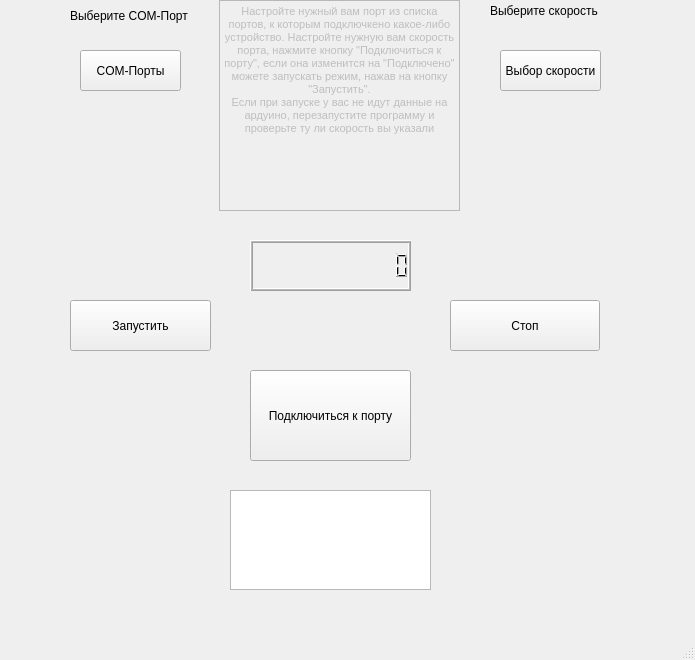
Above: int.ui from Obukhov-Artem/treadmill before the change. Below: the same form after it.
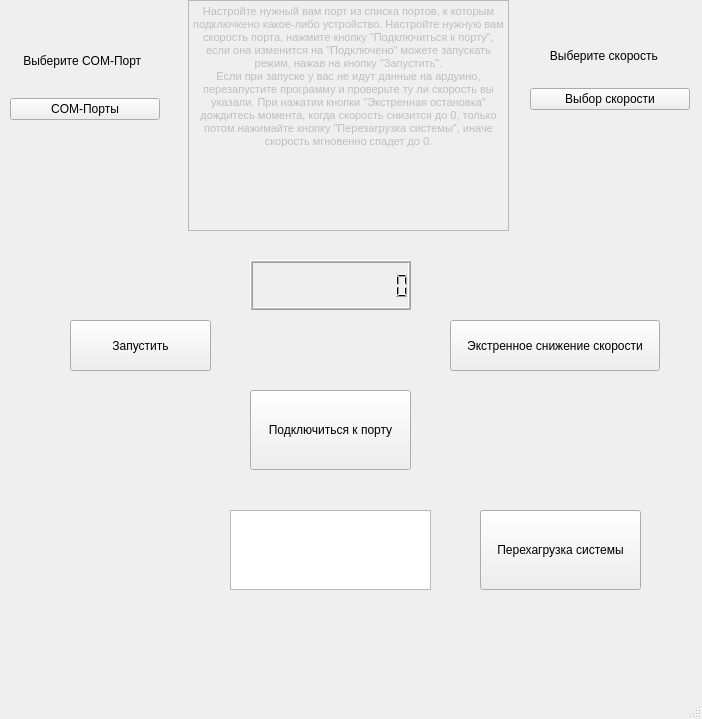
That is the form after the change.

Commit message:
Доработать нормальное изменение скорости.
Доработан сбор данных, отправление данных с одного файла на другой с помощью сокетов.

What changed in the file:
```diff
--- a/int.ui
+++ b/int.ui
@@ -6,8 +6,8 @@
    <rect>
     <x>0</x>
     <y>0</y>
-    <width>695</width>
-    <height>660</height>
+    <width>702</width>
+    <height>719</height>
    </rect>
   </property>
   <property name="windowTitle">
@@ -21,7 +21,7 @@
     <property name="geometry">
      <rect>
       <x>70</x>
-      <y>300</y>
+      <y>320</y>
       <width>141</width>
       <height>51</height>
      </rect>
@@ -30,58 +30,6 @@
      <string>Запустить</string>
     </property>
    </widget>
-   <widget class="QPushButton" name="current_speed_ports">
-    <property name="geometry">
-     <rect>
-      <x>500</x>
-      <y>50</y>
-      <width>101</width>
-      <height>41</height>
-     </rect>
-    </property>
-    <property name="text">
-     <string>Выбор скорости</string>
-    </property>
-   </widget>
-   <widget class="QLabel" name="label_5">
-    <property name="geometry">
-     <rect>
-      <x>490</x>
-      <y>0</y>
-      <width>121</width>
-      <height>21</height>
-     </rect>
-    </property>
-    <property name="text">
-     <string>Выберите скорость</string>
-    </property>
-   </widget>
-   <widget class="QLabel" name="label">
-    <property name="geometry">
-     <rect>
-      <x>70</x>
-      <y>0</y>
-      <width>130</width>
-      <height>31</height>
-     </rect>
-    </property>
-    <property name="text">
-     <string>Выберите COM-Порт</string>
-    </property>
-   </widget>
-   <widget class="QPushButton" name="current_COM_port">
-    <property name="geometry">
-     <rect>
-      <x>80</x>
-      <y>50</y>
-      <width>101</width>
-      <height>41</height>
-     </rect>
-    </property>
-    <property name="text">
-     <string>COM-Порты</string>
-    </property>
-   </widget>
    <widget class="QLCDNumber" name="result">
     <property name="enabled">
      <bool>true</bool>
@@ -89,9 +37,9 @@
     <property name="geometry">
      <rect>
       <x>250</x>
-      <y>240</y>
+      <y>260</y>
       <width>161</width>
-      <height>51</height>
+      <height>50</height>
      </rect>
     </property>
     <property name="font">
@@ -137,13 +85,13 @@
     <property name="geometry">
      <rect>
       <x>450</x>
-      <y>300</y>
-      <width>150</width>
+      <y>320</y>
+      <width>210</width>
       <height>51</height>
      </rect>
     </property>
     <property name="text">
-     <string>Стоп</string>
+     <string>Экстренное снижение скорости</string>
     </property>
    </widget>
    <widget class="QTextBrowser" name="text_terminal">
@@ -153,9 +101,9 @@
     <property name="geometry">
      <rect>
       <x>230</x>
-      <y>490</y>
+      <y>510</y>
       <width>201</width>
-      <height>100</height>
+      <height>80</height>
      </rect>
     </property>
     <property name="html">
@@ -170,9 +118,9 @@
     <property name="geometry">
      <rect>
       <x>250</x>
-      <y>370</y>
+      <y>390</y>
       <width>161</width>
-      <height>91</height>
+      <height>80</height>
      </rect>
     </property>
     <property name="text">
@@ -185,10 +133,10 @@
     </property>
     <property name="geometry">
      <rect>
-      <x>219</x>
+      <x>188</x>
       <y>0</y>
-      <width>241</width>
-      <height>211</height>
+      <width>321</width>
+      <height>231</height>
      </rect>
     </property>
     <property name="html">
@@ -197,9 +145,75 @@
 p, li { white-space: pre-wrap; }
 &lt;/style&gt;&lt;/head&gt;&lt;body style=&quot; font-family:'MS Shell Dlg 2'; font-size:7.8pt; font-weight:400; font-style:normal;&quot;&gt;
 &lt;p align=&quot;center&quot; style=&quot; margin-top:0px; margin-bottom:0px; margin-left:0px; margin-right:0px; -qt-block-indent:0; text-indent:0px;&quot;&gt;&lt;span style=&quot; font-size:8pt;&quot;&gt;Настройте нужный вам порт из списка портов, к которым подключкено какое-либо устройство. Настройте нужную вам скорость порта, нажмите кнопку &amp;quot;Подключиться к порту&amp;quot;, если она изменится на &amp;quot;Подключено&amp;quot; можете запускать режим, нажав на кнопку &amp;quot;Запустить&amp;quot;.&lt;/span&gt;&lt;/p&gt;
-&lt;p align=&quot;center&quot; style=&quot; margin-top:0px; margin-bottom:0px; margin-left:0px; margin-right:0px; -qt-block-indent:0; text-indent:0px;&quot;&gt;&lt;span style=&quot; font-size:8pt;&quot;&gt;Если при запуске у вас не идут данные на ардуино, перезапустите программу и проверьте ту ли скорость вы указали&lt;/span&gt;&lt;/p&gt;&lt;/body&gt;&lt;/html&gt;</string>
+&lt;p align=&quot;center&quot; style=&quot; margin-top:0px; margin-bottom:0px; margin-left:0px; margin-right:0px; -qt-block-indent:0; text-indent:0px;&quot;&gt;&lt;span style=&quot; font-size:8pt;&quot;&gt;Если при запуске у вас не идут данные на ардуино, перезапустите программу и проверьте ту ли скорость вы указали. При нажатии кнопки &amp;quot;Экстренная остановка&amp;quot; дождитесь момента, когда скорость снизится до 0, только потом нажимайте кнопку &amp;quot;Перезагрузка системы&amp;quot;, иначе скорость мгновенно спадет до 0.&lt;/span&gt;&lt;/p&gt;
+&lt;p align=&quot;center&quot; style=&quot;-qt-paragraph-type:empty; margin-top:0px; margin-bottom:0px; margin-left:0px; margin-right:0px; -qt-block-indent:0; text-indent:0px; font-size:8pt;&quot;&gt;&lt;br /&gt;&lt;/p&gt;&lt;/body&gt;&lt;/html&gt;</string>
     </property>
    </widget>
+   <widget class="QPushButton" name="reload">
+    <property name="geometry">
+     <rect>
+      <x>480</x>
+      <y>510</y>
+      <width>161</width>
+      <height>80</height>
+     </rect>
+    </property>
+    <property name="text">
+     <string>Перехагрузка системы</string>
+    </property>
+   </widget>
+   <widget class="QWidget" name="verticalLayoutWidget">
+    <property name="geometry">
+     <rect>
+      <x>10</x>
+      <y>30</y>
+      <width>150</width>
+      <height>90</height>
+     </rect>
+    </property>
+    <layout class="QVBoxLayout" name="verticalLayout">
+     <item>
+      <widget class="QLabel" name="label">
+       <property name="text">
+        <string>    Выберите COM-Порт</string>
+       </property>
+      </widget>
+     </item>
+     <item>
+      <widget class="QPushButton" name="current_COM_port">
+       <property name="text">
+        <string>COM-Порты</string>
+       </property>
+      </widget>
+     </item>
+    </layout>
+   </widget>
+   <widget class="QWidget" name="verticalLayoutWidget_2">
+    <property name="geometry">
+     <rect>
+      <x>530</x>
+      <y>30</y>
+      <width>160</width>
+      <height>80</height>
+     </rect>
+    </property>
+    <layout class="QVBoxLayout" name="verticalLayout_2">
+     <item>
+      <widget class="QLabel" name="label_5">
+       <property name="text">
+        <string>      Выберите скорость</string>
+       </property>
+      </widget>
+     </item>
+     <item>
+      <widget class="QPushButton" name="current_speed_ports">
+       <property name="text">
+        <string>Выбор скорости</string>
+       </property>
+      </widget>
+     </item>
+    </layout>
+   </widget>
   </widget>
   <widget class="QMenuBar" name="menubar">
    <property name="geometry">
```
Left out of the diff: 2 changed lines with no effect on the pictures. The commit also changes 3 other files.
